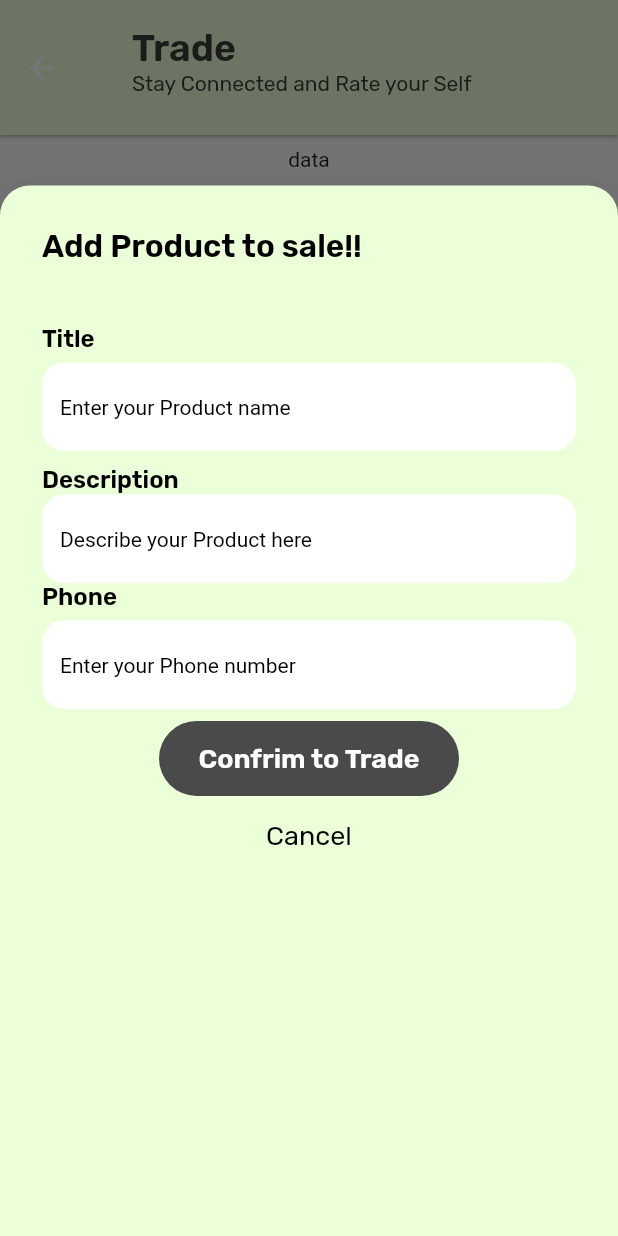
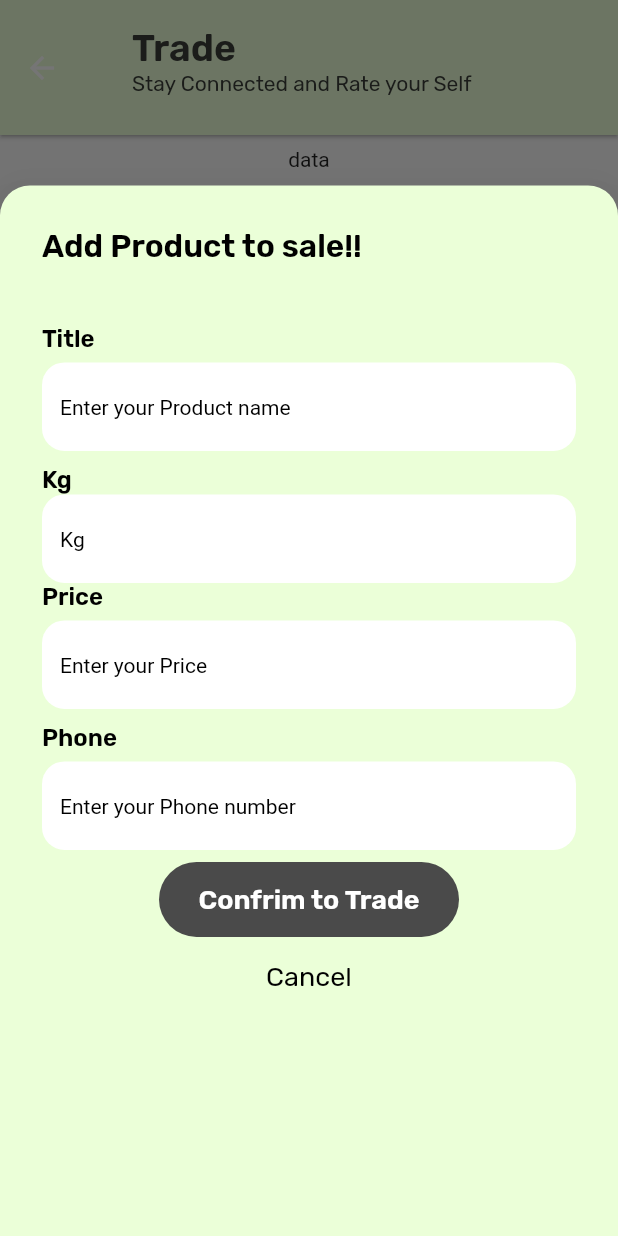
Before and after one commit to suriyarichard/farmfield, a Flutter app: the DashBoard screen opened by its route, item 4 of the bottom bar chosen, after a tap on the "animation" icon, on a phone screen of 412 x 824 dp. Run offline on Flutter 3.47's test engine with Material 2 defaults, Android fonts, the light colour scheme and no system bars; our stand-ins replace cloud_firestore, country_picker, firebase_auth, firebase_core, firebase_storage, flutter_spinkit and 5 more; accounts and stored records are empty.

Commit message:
trade changes

```diff
--- a/lib/screens/dashboard/dashboard.dart
+++ b/lib/screens/dashboard/dashboard.dart
@@ -22,8 +22,8 @@ class _DashBoardState extends State<DashBoard> {
     CropList(),
     PropertyFieldMap(),
     TradeScreen(),
+    HomePage(),
     Profile(),
-    HomePage(),
     // IntroScreen(),
     // Weather()
   ];
@@ -69,7 +69,7 @@ class _DashBoardState extends State<DashBoard> {
                   Icons.campaign,
                   size: 25,
                 ),
-                label: 'Market',
+                label: 'Crop',
               ),
               BottomNavigationBarItem(
                 icon: Icon(
@@ -86,18 +86,18 @@ class _DashBoardState extends State<DashBoard> {
                 label: 'Trade',
               ),
               BottomNavigationBarItem(
+                  icon: Icon(
+                    Icons.shop,
+                    size: 25,
+                  ),
+                  label: 'Store'),
+              BottomNavigationBarItem(
                 icon: Icon(
                   Icons.account_circle,
                   size: 25,
                 ),
                 label: 'profile',
               ),
-              BottomNavigationBarItem(
-                  icon: Icon(
-                    Icons.cloud,
-                    size: 25,
-                  ),
-                  label: 'Weather'),
             ],
             currentIndex: selectedIndex,
             // fixedColor: Colors.deepPurple,
--- a/lib/screens/profile/profile.dart
+++ b/lib/screens/profile/profile.dart
@@ -6,6 +6,7 @@ import 'package:farmfield/widgets/snackbar/snackbar.dart';
 import 'package:firebase_auth/firebase_auth.dart';
 import 'package:flutter/material.dart';
 import 'package:google_fonts/google_fonts.dart';
+import 'package:lottie/lottie.dart';
 
 class Profile extends StatefulWidget {
   const Profile({super.key});
@@ -83,9 +84,8 @@ class _ProfileState extends State<Profile> {
                         mainAxisAlignment: MainAxisAlignment.spaceBetween,
                         crossAxisAlignment: CrossAxisAlignment.center,
                         children: [
-                          // Lottie.network(
-                          //     "https://assets8.lottiefiles.com/packages/lf20_xyadoh9h.json"),
-
+                          Lottie.network(
+                              "https://assets4.lottiefiles.com/packages/lf20_sgn7zslb.json"),
                           // const Padding(
                           //   padding: EdgeInsets.only(top: 10.0),
                           //   child:
--- a/lib/screens/trade/tradeScreen.dart
+++ b/lib/screens/trade/tradeScreen.dart
@@ -124,8 +124,10 @@ class _TradeScreenState extends State<TradeScreen> {
                                 phoneNumber: snapshot.data[index]['phone'],
                                 createdDateAndTime: snapshot.data[index]
                                     ['createdAt'] as Timestamp,
-                                deatils: snapshot.data[index]['deatils'],
+                                // deatils: snapshot.data[index]['deatils'],
                                 tradeTitle: snapshot.data[index]['product'],
+                                kg: snapshot.data[index]['kg'],
+                                price: snapshot.data[index]['price'],
                               );
                             },
                           ),
--- a/lib/widgets/trade/addtrade.dart
+++ b/lib/widgets/trade/addtrade.dart
@@ -16,7 +16,9 @@ class AddTrade extends StatefulWidget {
 class _AddTradeState extends State<AddTrade> {
   TradeService tradeService = TradeService();
   TextEditingController productstitle = TextEditingController();
-  TextEditingController deatils = TextEditingController();
+  TextEditingController price = TextEditingController();
+
+  TextEditingController kg = TextEditingController();
   TextEditingController phoneNumber = TextEditingController();
   final GlobalKey<FormState> _formKey = GlobalKey<FormState>();
   var announcementList;
@@ -63,7 +65,7 @@ class _AddTradeState extends State<AddTrade> {
                     controller: productstitle,
                     validator: (value) {
                       if (value == null || value.isEmpty) {
-                        return 'Please Enter Description';
+                        return 'Please Enter product name';
                       }
                       if (value.length < 3) {
                         return 'Please Enter min 3 characters';
@@ -95,41 +97,80 @@ class _AddTradeState extends State<AddTrade> {
                   Align(
                       alignment: Alignment.topLeft,
                       child: Text(
-                        "Description",
+                        "Kg",
                         style: GoogleFonts.rubik(
                             fontWeight: FontWeight.w600,
                             fontSize: 16,
                             color: Colors.black),
                       )),
                   TextFormField(
-                    controller: deatils,
+                    controller: kg,
                     validator: (value) {
                       if (value == null || value.isEmpty) {
-                        return 'Please Enter Description';
+                        return 'Please Enter weight';
                       }
-                      if (value.length < 3) {
-                        return 'Please Enter min 3 characters';
-                      }
-                      if (value.length > 500) {
-                        return 'Max 30 characters only Allowed';
+                      if (value.length > 10) {
+                        return 'Max 10 characters only Allowed';
                       }
                       return null;
                     },
                     // maxLength: 500,
                     // maxLines: 10,
+                    keyboardType: TextInputType.number,
                     decoration: InputDecoration(
                       filled: true,
                       fillColor: Colors.white,
 
                       hintStyle:
                           const TextStyle(color: Colors.black, fontSize: 14),
-                      hintText: "Describe your Product here ",
+                      hintText: "Kg",
                       border: OutlineInputBorder(
                         borderRadius: BorderRadius.circular(15),
                         borderSide: BorderSide.none,
                       ),
                       // contentPadding: EdgeInsets.symmetric(vertical: 100),
                     ),
+                  ),
+                  Align(
+                      alignment: Alignment.topLeft,
+                      child: Text(
+                        "Price",
+                        style: GoogleFonts.rubik(
+                            fontWeight: FontWeight.w600,
+                            fontSize: 16,
+                            color: Colors.black),
+                      )),
+                  const SizedBox(
+                    height: 6,
+                  ),
+                  TextFormField(
+                    controller: price,
+                    validator: (value) {
+                      if (value == null || value.isEmpty) {
+                        return 'Please Enter Price';
+                      }
+                      if (value.length > 10) {
+                        return 'Max 10 characters only Allowed';
+                      }
+                      return null;
+                    },
+                    // maxLength: 30,
+                    keyboardType: TextInputType.number,
+                    decoration: InputDecoration(
+                      hintStyle:
+                          const TextStyle(color: Colors.black, fontSize: 14),
+                      hintText: "Enter your Price",
+                      filled: true,
+                      fillColor: Colors.white,
+                      border: OutlineInputBorder(
+                        borderRadius: BorderRadius.circular(15),
+                        borderSide: BorderSide.none,
+                      ),
+                      // contentPadding: EdgeInsets.symmetric(vertical: 100),
+                    ),
+                  ),
+                  const SizedBox(
+                    height: 10,
                   ),
                   Align(
                       alignment: Alignment.topLeft,
@@ -149,15 +190,16 @@ class _AddTradeState extends State<AddTrade> {
                       if (value == null || value.isEmpty) {
                         return 'Please Enter Phone Number';
                       }
-                      if (value.length < 3) {
-                        return 'Please Enter min 3 characters';
+                      if (value.length < 10) {
+                        return 'Please Enter  10 characters';
                       }
-                      if (value.length > 30) {
-                        return 'Max 30 characters only Allowed';
+                      if (value.length > 10) {
+                        return 'Max 10 number only Allowed';
                       }
                       return null;
                     },
                     // maxLength: 30,
+                    keyboardType: TextInputType.number,
 
                     decoration: InputDecoration(
                       hintStyle:
@@ -182,8 +224,9 @@ class _AddTradeState extends State<AddTrade> {
                         {
                           announcementList = {
                             "product": productstitle.text,
-                            "deatils": deatils.text,
+                            "kg": kg.text,
                             'phone': phoneNumber.text,
+                            'price': price.text,
                             "createdAt": DateTime.now()
                           },
                           await tradeService.add(context, announcementList),
--- a/pubspec.yaml
+++ b/pubspec.yaml
@@ -53,6 +53,7 @@ dependencies:
   country_picker: ^2.0.20
   flutter_spinkit: ^5.1.0
   location: ^4.4.0
+  lottie: ^2.3.2
 
 
 dev_dependencies:
```
Also changed, not shown: lib/widgets/crop/timeline.dart (+8 -7 lines), lib/widgets/trade/trade.dart (+78 -30 lines), lib/services/crop.dart (deleted), pubspec.lock.
